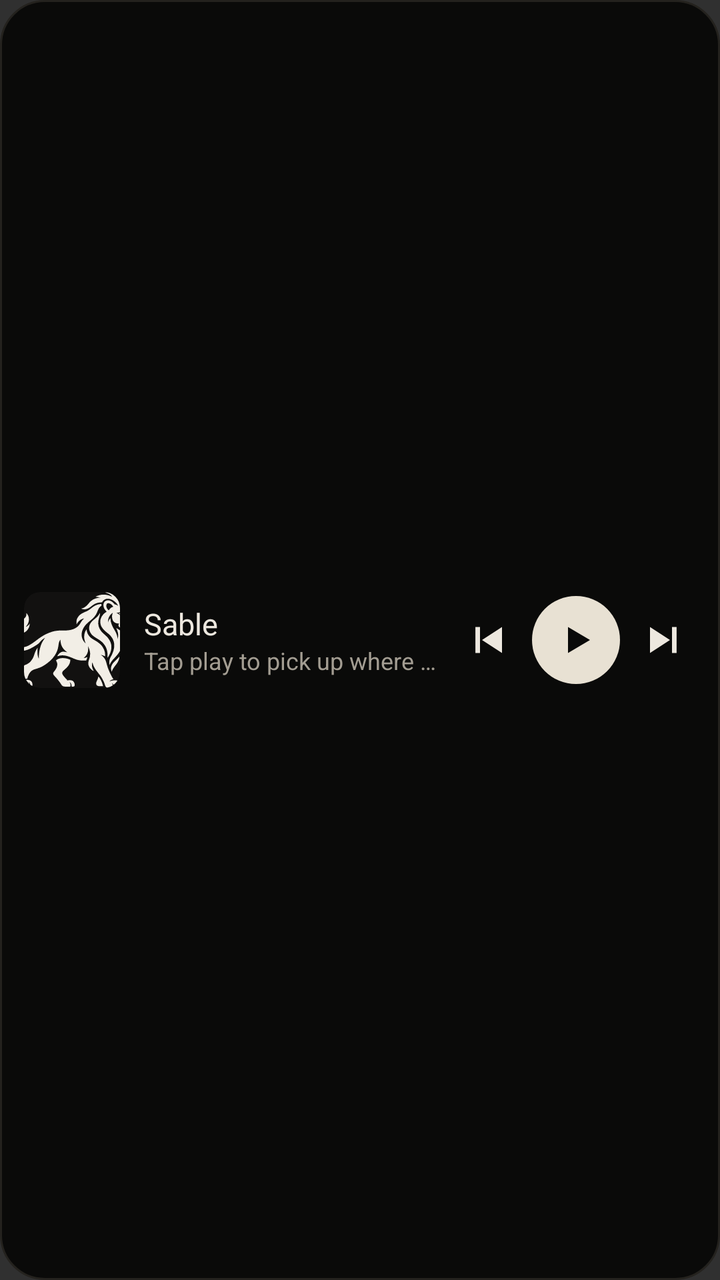
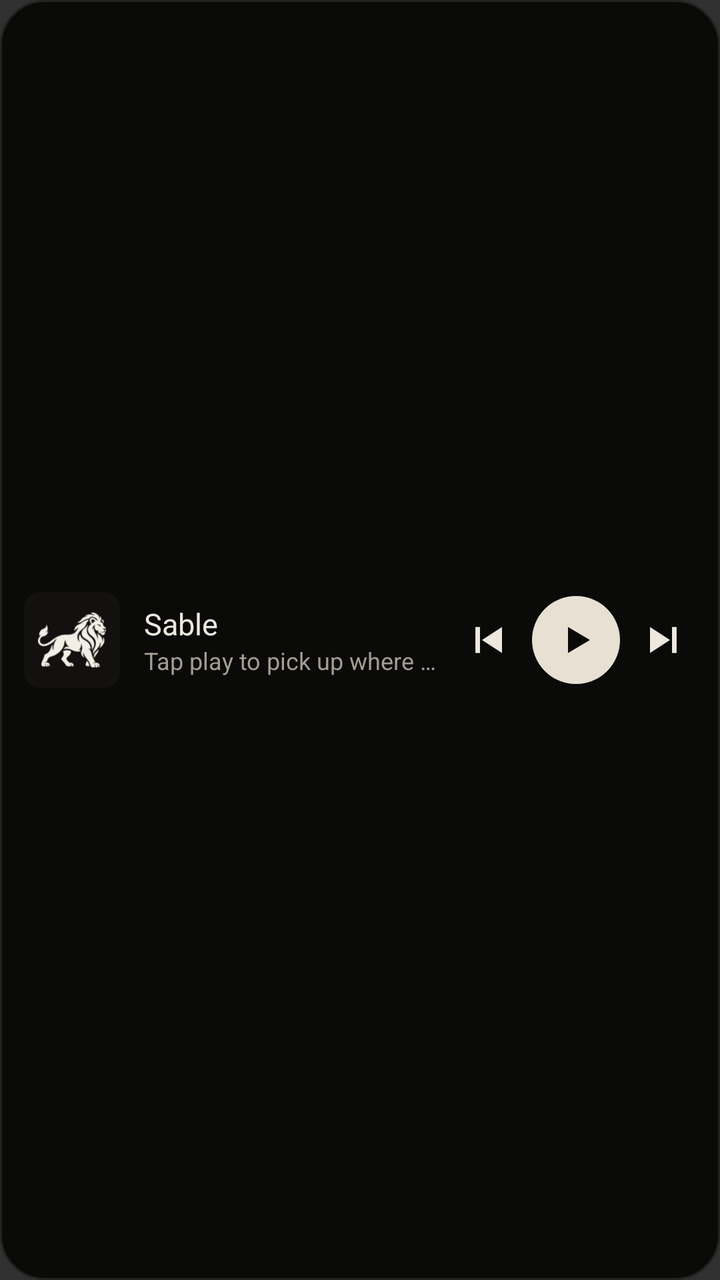

An Android layout rendered at two revisions. The XML below is the earlier revision; the diff shows what the commit changed to produce the second picture.
<!-- AndroidManifest.xml: application theme android:Theme.Material.NoActionBar -->
<!-- res/layout/widget_player.xml -->
<?xml version="1.0" encoding="utf-8"?>
<LinearLayout xmlns:android="http://schemas.android.com/apk/res/android"
    android:id="@+id/widget_root"
    android:layout_width="match_parent"
    android:layout_height="match_parent"
    android:background="@drawable/widget_bg"
    android:gravity="center_vertical"
    android:orientation="horizontal"
    android:paddingStart="12dp"
    android:paddingEnd="8dp">

    <ImageView
        android:id="@+id/widget_art"
        android:layout_width="48dp"
        android:layout_height="48dp"
        android:background="@drawable/widget_art_bg"
        android:clipToOutline="true"
        android:contentDescription="@null"
        android:scaleType="centerCrop"
        android:src="@drawable/lion_mark" />

    <LinearLayout
        android:id="@+id/widget_text"
        android:layout_width="0dp"
        android:layout_height="wrap_content"
        android:layout_weight="1"
        android:orientation="vertical"
        android:paddingStart="12dp"
        android:paddingEnd="4dp">

        <TextView
            android:id="@+id/widget_title"
            android:layout_width="match_parent"
            android:layout_height="wrap_content"
            android:ellipsize="end"
            android:maxLines="1"
            android:text="@string/widget_idle_title"
            android:textColor="#FFEDE8DF"
            android:textSize="15sp" />

        <TextView
            android:id="@+id/widget_artist"
            android:layout_width="match_parent"
            android:layout_height="wrap_content"
            android:ellipsize="end"
            android:maxLines="1"
            android:text="@string/widget_idle_artist"
            android:textColor="#FFA39D92"
            android:textSize="12sp" />
    </LinearLayout>

    <ImageButton
        android:id="@+id/widget_prev"
        android:layout_width="40dp"
        android:layout_height="48dp"
        android:background="@null"
        android:contentDescription="@string/widget_prev"
        android:src="@drawable/ic_w_prev" />

    <ImageButton
        android:id="@+id/widget_play"
        android:layout_width="44dp"
        android:layout_height="44dp"
        android:layout_marginStart="2dp"
        android:layout_marginEnd="2dp"
        android:background="@drawable/widget_play_bg"
        android:contentDescription="@string/widget_play"
        android:src="@drawable/ic_w_play" />

    <ImageButton
        android:id="@+id/widget_next"
        android:layout_width="40dp"
        android:layout_height="48dp"
        android:background="@null"
        android:contentDescription="@string/widget_next"
        android:src="@drawable/ic_w_next" />
</LinearLayout>
<!-- resources referenced by this layout -->
<resources>
  <!-- drawable ic_w_next (drawable) -->
  <vector xmlns:android="http://schemas.android.com/apk/res/android" android:width="24dp" android:height="24dp" android:viewportWidth="24" android:viewportHeight="24">
      <path android:fillColor="#FFEDE8DF" android:pathData="M5,5.5 L15,12 L5,18.5 Z M16,5.5 h2.3 v13 h-2.3 Z" />
  </vector>
  <!-- drawable ic_w_play (drawable) -->
  <vector xmlns:android="http://schemas.android.com/apk/res/android" android:width="24dp" android:height="24dp" android:viewportWidth="24" android:viewportHeight="24">
      <path android:fillColor="#FF0A0A09" android:pathData="M8,5.5 L19,12 L8,18.5 Z" />
  </vector>
  <!-- drawable ic_w_prev (drawable) -->
  <vector xmlns:android="http://schemas.android.com/apk/res/android" android:width="24dp" android:height="24dp" android:viewportWidth="24" android:viewportHeight="24">
      <path android:fillColor="#FFEDE8DF" android:pathData="M19,5.5 L9,12 L19,18.5 Z M5.7,5.5 h2.3 v13 h-2.3 Z" />
  </vector>
  <!-- drawable lion_mark: vector/xml drawable (drawable, 28972 chars, omitted) -->
  <!-- drawable widget_art_bg (drawable) -->
  <?xml version="1.0" encoding="utf-8"?>
  <shape xmlns:android="http://schemas.android.com/apk/res/android" android:shape="rectangle">
      <solid android:color="#FF121110" />
      <corners android:radius="8dp" />
  </shape>
  <!-- drawable widget_bg (drawable) -->
  <?xml version="1.0" encoding="utf-8"?>
  <shape xmlns:android="http://schemas.android.com/apk/res/android" android:shape="rectangle">
      <solid android:color="#FF0A0A09" />
      <stroke android:width="1dp" android:color="#FF24221E" />
      <corners android:radius="22dp" />
  </shape>
  <!-- drawable widget_play_bg (drawable) -->
  <?xml version="1.0" encoding="utf-8"?>
  <shape xmlns:android="http://schemas.android.com/apk/res/android" android:shape="oval">
      <solid android:color="#FFE8E1D3" />
  </shape>
  <string name="widget_idle_artist">Tap play to pick up where you left off</string>
  <string name="widget_idle_title">Sable</string>
  <string name="widget_next">Next song</string>
  <string name="widget_play">Play or pause</string>
  <string name="widget_prev">Previous song</string>
</resources>

<!-- the commit's change to res/layout/widget_player.xml (unified diff, before → after) -->
@@ -17,7 +17,7 @@
         android:clipToOutline="true"
         android:contentDescription="@null"
         android:scaleType="centerCrop"
-        android:src="@drawable/lion_mark" />
+        android:src="@drawable/widget_lion" />
 
     <LinearLayout
         android:id="@+id/widget_text"
<!-- resource entries referenced after the edit -->
@@ -26,6 +26,11 @@
       <stroke android:width="1dp" android:color="#FF24221E" />
       <corners android:radius="22dp" />
   </shape>
+  <!-- drawable widget_lion (drawable) -->
+  <?xml version="1.0" encoding="utf-8"?>
+  <inset xmlns:android="http://schemas.android.com/apk/res/android"
+      android:drawable="@drawable/lion_mark"
+      android:inset="22%" />
   <!-- drawable widget_play_bg (drawable) -->
   <?xml version="1.0" encoding="utf-8"?>
   <shape xmlns:android="http://schemas.android.com/apk/res/android" android:shape="oval">
